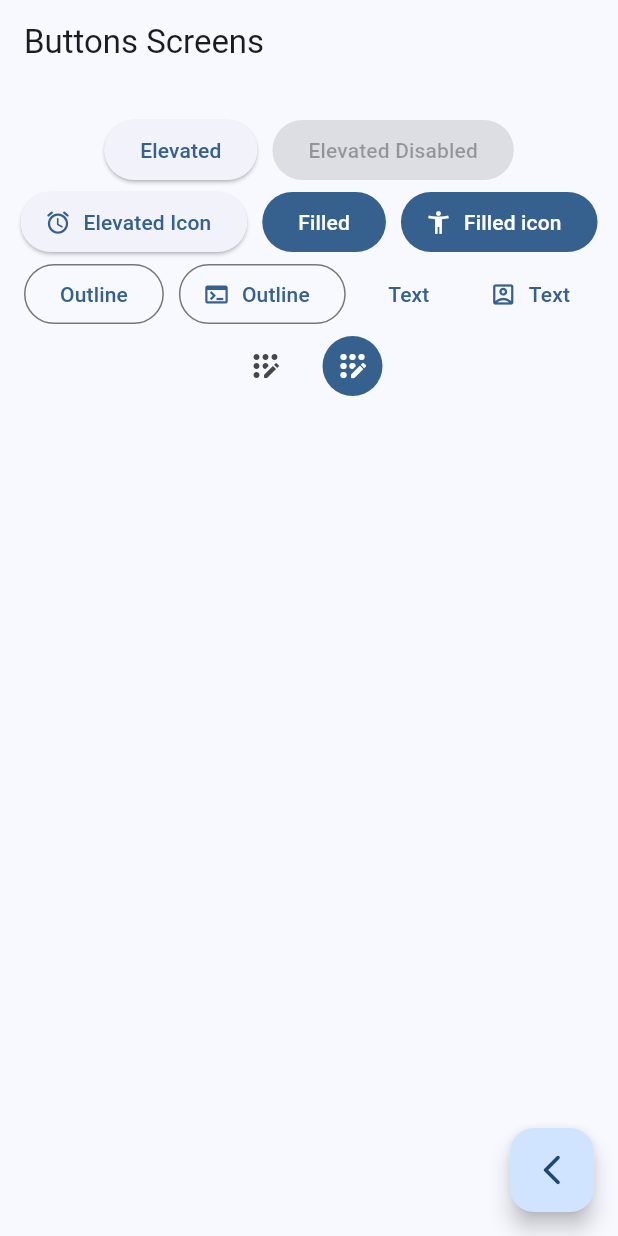
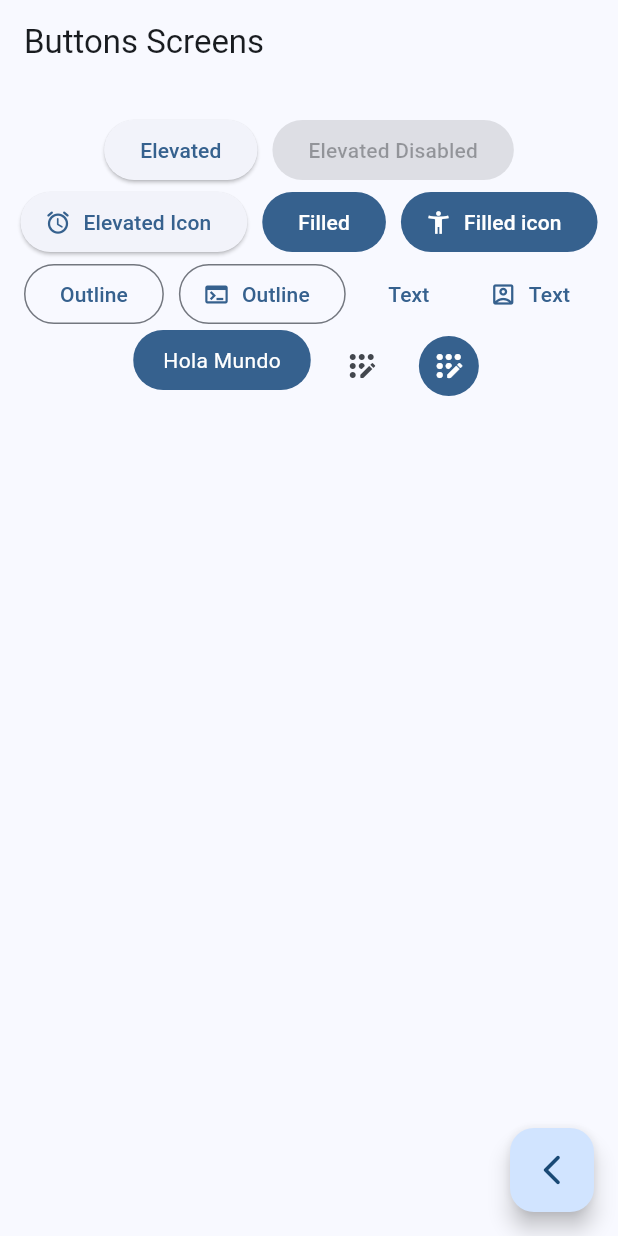
Before and after one commit to Kanicbay/Flutter-Learning, a Flutter app: the ButtonsScreen screen opened by its route, on a phone screen of 412 x 824 dp. Run offline on Flutter 3.47's test engine with Material 3 defaults, Android fonts, the phone set to English and light mode, and no system bars; our stand-ins replace animate_do, dio, go_router, video_player.

Commit message:
feat(widgets_app): create custom button on buttons screen
Brian Coyago

```diff
--- a/Flutter/widgets_app/lib/presentation/screens/buttons/buttons_screen.dart
+++ b/Flutter/widgets_app/lib/presentation/screens/buttons/buttons_screen.dart
@@ -65,7 +65,8 @@ class _ButtonsView extends StatelessWidget {
               label: const Text('Text'),
             ),
 
-            // TODO: custom button
+            const CustomButton(),
+
             IconButton(
               onPressed: () {},
               icon: const Icon(Icons.app_registration_rounded),
@@ -84,3 +85,31 @@ class _ButtonsView extends StatelessWidget {
     );
   }
 }
+
+class CustomButton extends StatelessWidget {
+  const CustomButton({super.key});
+
+  @override
+  Widget build(BuildContext context) {
+    final colors = Theme.of(context).colorScheme;
+    return ClipRRect(
+      borderRadius: BorderRadius.circular(20),
+      child: Material(
+        color: colors.primary,
+        child: InkWell(
+          onTap: () {},
+          child: Padding(
+            padding: const EdgeInsetsGeometry.symmetric(
+              horizontal: 20,
+              vertical: 10,
+            ),
+            child: const Text(
+              'Hola Mundo',
+              style: TextStyle(color: Colors.white),
+            ),
+          ),
+        ),
+      ),
+    );
+  }
+}
```
